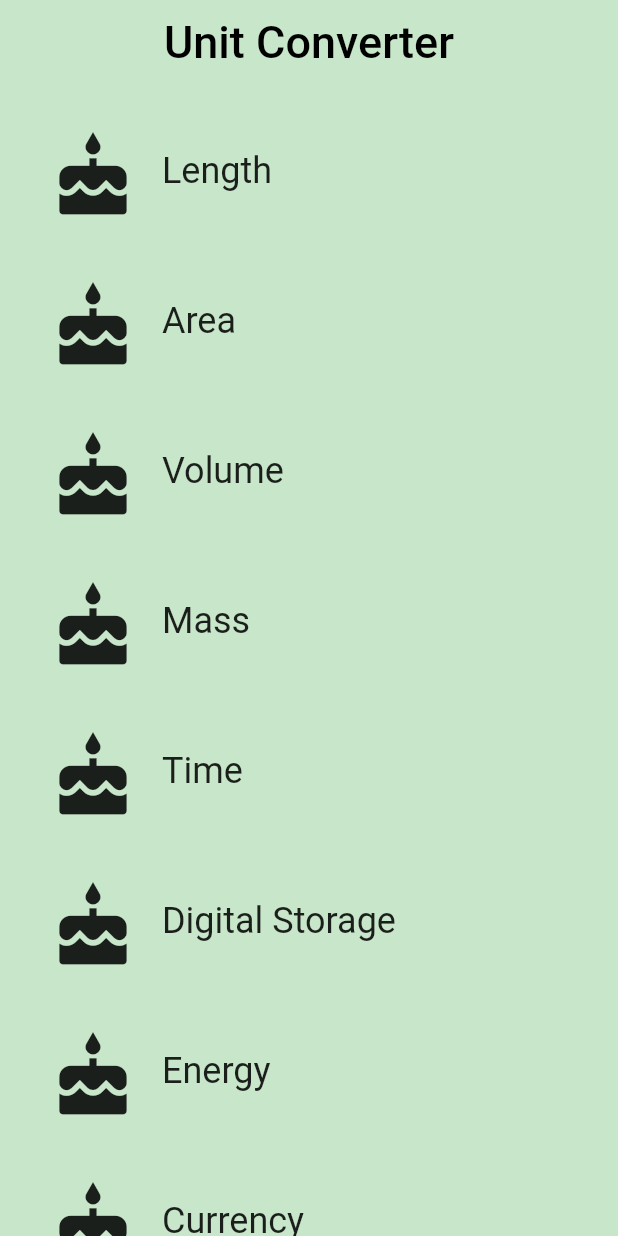
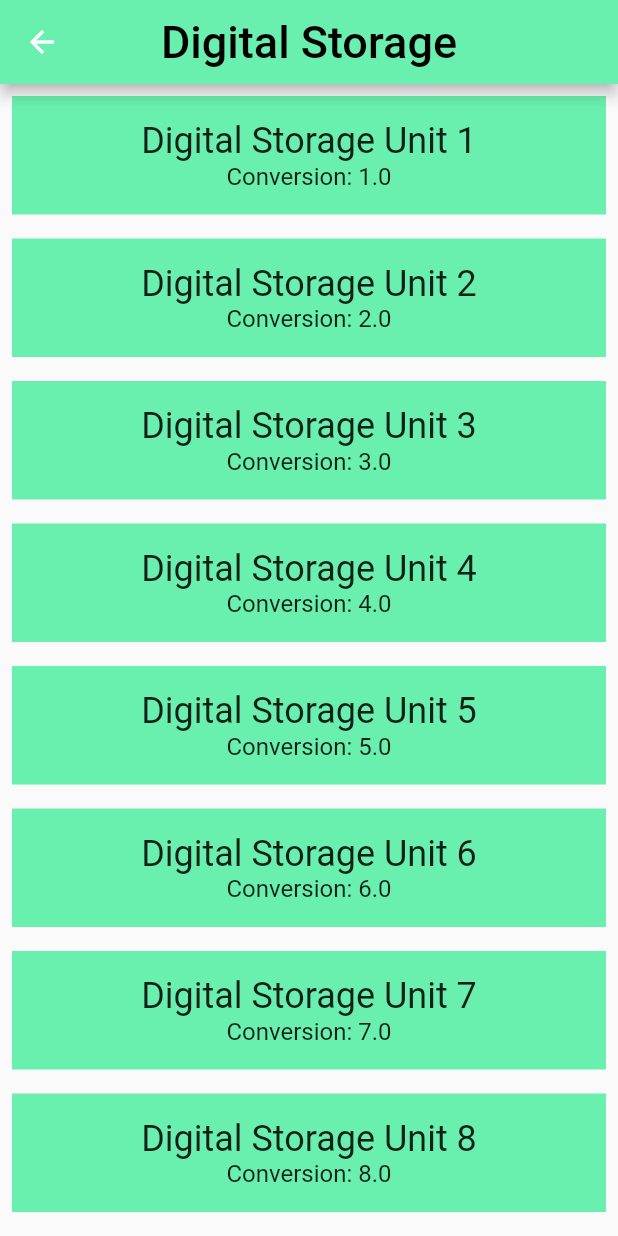
Before and after one commit to rey-allan/unit-converter-app, a Flutter app: the screen it shows after launch, after a tap on "Digital Storage", on a phone screen of 412 x 824 dp. Run offline on Flutter 3.47's test engine with Material 2 defaults, Android fonts, the phone set to English and light mode, and no system bars.

Commit message:
Navigate to ConverterScreen when Category is tapped

```diff
--- /dev/null
+++ b/unit_converter/lib/model/unit.dart
@@ -0,0 +1,27 @@
+// Copyright 2018 The Chromium Authors. All rights reserved.
+// Use of this source code is governed by a BSD-style license that can be
+// found in the LICENSE file.
+
+import 'package:meta/meta.dart';
+
+/// Information about a [Unit].
+class Unit {
+  final String name;
+  final double conversion;
+
+  /// A [Unit] stores its name and conversion factor.
+  ///
+  /// An example would be 'Meter' and '1.0'.
+  const Unit({
+    @required this.name,
+    @required this.conversion,
+  })  : assert(name != null),
+        assert(conversion != null);
+
+  /// Creates a [Unit] from a JSON object.
+  Unit.fromJson(Map jsonMap)
+      : name = jsonMap['name'],
+        conversion = jsonMap['conversion'].toDouble(),
+        assert(name != null),
+        assert(conversion != null);
+}
--- a/unit_converter/lib/screens/category_screen.dart
+++ b/unit_converter/lib/screens/category_screen.dart
@@ -3,6 +3,7 @@
 // found in the LICENSE file.
 
 import 'package:flutter/material.dart';
+
 import 'package:unit_converter/widgets/category.dart';
 
 /// Category Screen
@@ -45,7 +46,6 @@ class CategoryScreen extends StatelessWidget {
             icon: Icons.cake,
             color: _baseColors[i],
             text: _categoryNames[i],
-            onTapHandler: () => print('I was tapped!'),
           )
       );
     }
--- /dev/null
+++ b/unit_converter/lib/screens/converter_screen.dart
@@ -0,0 +1,67 @@
+// Copyright 2018 The Chromium Authors. All rights reserved.
+// Use of this source code is governed by a BSD-style license that can be
+// found in the LICENSE file.
+
+import 'package:flutter/material.dart';
+import 'package:meta/meta.dart';
+
+import 'package:unit_converter/model/unit.dart';
+
+/// Converter screen where users can input amounts to convert.
+///
+/// Currently, it just displays a list of mock units.
+class ConverterScreen extends StatelessWidget {
+  final String name;
+  final ColorSwatch color;
+  final List<Unit> units;
+
+  /// This [ConverterScreen] requires the name, color, and units to not be null.
+  const ConverterScreen({
+    @required this.name,
+    @required this.color,
+    @required this.units,
+  }) : assert(name != null),
+       assert(color != null),
+       assert(units != null);
+
+  @override
+  Widget build(BuildContext context) {
+    // Here is just a placeholder for a list of mock units
+    final List<Widget> unitWidgets = units.map((Unit unit) {
+      return Container(
+        margin: EdgeInsets.all(8.0),
+        padding: EdgeInsets.all(16.0),
+        color: this.color,
+        child: Column(
+          children: <Widget>[
+            Text(
+              unit.name,
+              style: Theme.of(context).textTheme.headline,
+            ),
+            Text(
+              'Conversion: ${unit.conversion}',
+              style: Theme.of(context).textTheme.subhead,
+            ),
+          ],
+        ),
+      );
+    }).toList();
+
+    return Scaffold(
+      appBar: AppBar(
+        title: Text(
+          this.name,
+          style: TextStyle(
+            fontSize: 30.0,
+            color: Colors.black,
+          ),
+        ),
+        backgroundColor: this.color,
+        centerTitle: true,
+      ),
+      body: ListView(
+        children: unitWidgets,
+      ),
+    );
+  }
+}
--- a/unit_converter/lib/widgets/category.dart
+++ b/unit_converter/lib/widgets/category.dart
@@ -6,6 +6,9 @@
 // https://www.dartlang.org/guides/language/effective-dart/style#ordering
 import 'package:flutter/material.dart';
 import 'package:meta/meta.dart';
+
+import 'package:unit_converter/model/unit.dart';
+import 'package:unit_converter/screens/converter_screen.dart';
 
 /// A custom [Category] widget.
 ///
@@ -25,11 +28,35 @@ class Category extends StatelessWidget {
     @required this.icon,
     @required this.color,
     @required this.text,
-    @required this.onTapHandler
+    this.onTapHandler
   }) : assert(icon != null),
        assert(color != null),
-       assert(text != null),
-       assert(onTapHandler != null);
+       assert(text != null);
+
+  /// Navigates to the [ConverterScreen] acting as a default `onTap` handler.
+  void _navigateToConverter(BuildContext context) {
+    Navigator.push(
+      context,
+      new MaterialPageRoute(builder: (context) {
+        return new ConverterScreen(
+            name: this.text,
+            color: this.color,
+            units: this._generateUnits(),
+        );
+      }),
+    );
+  }
+
+  /// Generates a list of mock [Unit]s.
+  List<Unit> _generateUnits() {
+    return List.generate(10, (int i ) {
+      i += 1;
+      return Unit(
+        name: '${this.text} Unit $i',
+        conversion: i.toDouble(),
+      );
+    });
+  }
 
   /// Builds a custom widget that shows [Category] information.
   ///
@@ -46,7 +73,8 @@ class Category extends StatelessWidget {
         highlightColor: this.color,
         splashColor: this.color,
         borderRadius: BorderRadius.all(Radius.circular(50.0)),
-        onTap: this.onTapHandler,
+        onTap: null != this.onTapHandler ? this.onTapHandler :
+               () => this._navigateToConverter(context),
         child: Center(
           child: Padding(
             padding: EdgeInsets.all(8.0),
```
Also changed, not shown: 3 other files.
